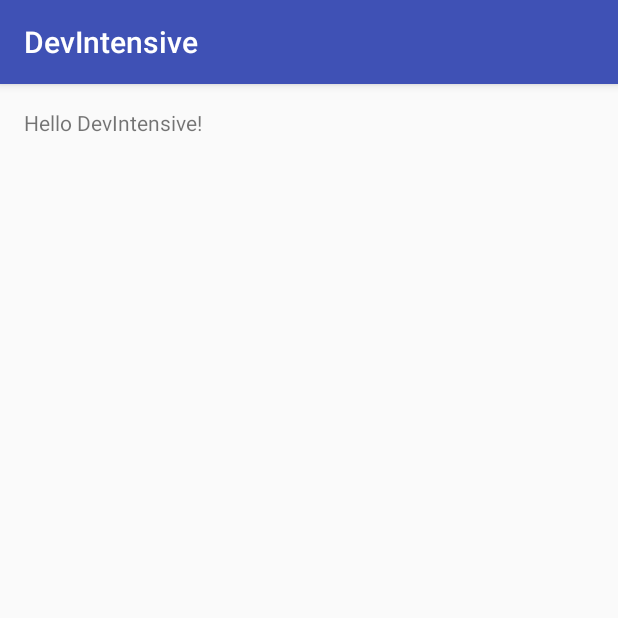
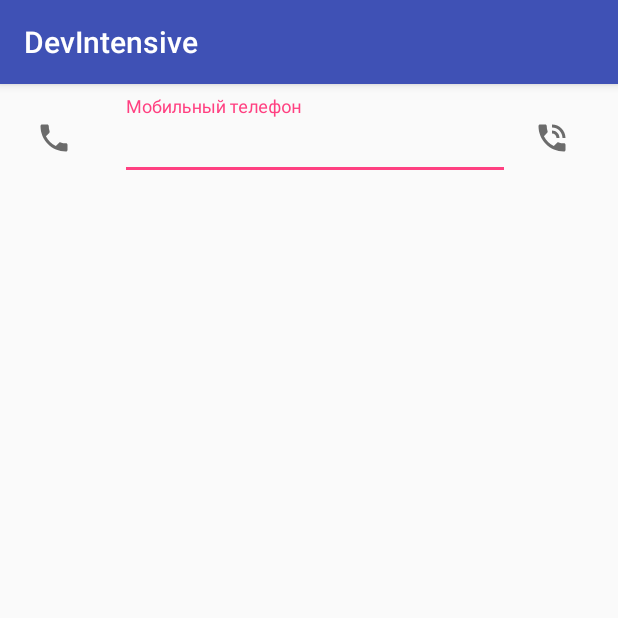
Before and after one commit to mynog/DevIntensive, an Android app: the screen it shows after launch (MainActivity), on a phone screen of 412 x 824 dp, the top half of it. Run offline under Robolectric (Android 15) with nearby library versions, the phone set to English and light mode, and no system bars.

Commit message:
Add icons

```diff
--- a/app/build.gradle
+++ b/app/build.gradle
@@ -30,4 +30,5 @@ dependencies {
     compile fileTree(dir: 'libs', include: ['*.jar'])
     testCompile 'junit:junit:4.12'
     compile 'com.android.support:appcompat-v7:23.4.0'
+    compile 'com.android.support:design:23.4.0'
 }
--- a/app/src/main/java/com/softdesign/devintensive/ui/activities/MainActivity.java
+++ b/app/src/main/java/com/softdesign/devintensive/ui/activities/MainActivity.java
@@ -1,25 +1,38 @@
 package com.softdesign.devintensive.ui.activities;
 
-import android.content.Context;
+import android.graphics.Color;
 import android.net.Uri;
+import android.os.Bundle;
 import android.os.PersistableBundle;
 import android.support.v7.app.AppCompatActivity;
-import android.os.Bundle;
-import android.util.AttributeSet;
 import android.util.Log;
 import android.view.View;
+import android.widget.Button;
+import android.widget.EditText;
 
 import com.softdesign.devintensive.R;
+import com.softdesign.devintensive.utils.ConstantManager;
 
-public class MainActivity extends AppCompatActivity {
+public class MainActivity extends AppCompatActivity implements View.OnClickListener {
 
-    private static final String TAG = "Main Activity";
+    private static final String TAG = ConstantManager.TAG_PREFIX + "Main Activity";
 
     @Override
     protected void onCreate(Bundle savedInstanceState) {
         super.onCreate(savedInstanceState);
         setContentView(R.layout.activity_main);
         Log.d(TAG, "onCreate");
+
+        if (savedInstanceState == null) {
+
+        } else {
+        }
+    }
+
+    @Override
+    public void onSaveInstanceState(Bundle outState) {
+        super.onSaveInstanceState(outState);
+        Log.d(TAG, "onSaveInstanceState");
     }
 
     @Override
@@ -68,29 +81,18 @@ public class MainActivity extends AppCompatActivity {
         Log.d(TAG, "onStart");
     }
 
-    /**
-     * Called after {@link #onStop} when the current activity is being
-     * re-displayed to the user (the user has navigated back to it).  It will
-     * be followed by {@link #onStart} and then {@link #onResume}.
-     * <p/>
-     * <p>For activities that are using raw {@link Cursor} objects (instead of
-     * creating them through
-     * {@link #managedQuery(Uri, String[], String, String[], String)},
-     * this is usually the place
-     * where the cursor should be requeried (because you had deactivated it in
-     * {@link #onStop}.
-     * <p/>
-     * <p><em>Derived classes must call through to the super class's
-     * implementation of this method.  If they do not, an exception will be
-     * thrown.</em></p>
-     *
-     * @see #onStop
-     * @see #onStart
-     * @see #onResume
-     */
     @Override
     protected void onRestart() {
         super.onRestart();
         Log.d(TAG, "onRestart");
     }
+
+    /**
+     * Called when a view has been clicked.
+     *
+     * @param v The view that was clicked.
+     */
+    @Override
+    public void onClick(View v) {
+    }
 }
--- a/app/src/main/java/com/softdesign/devintensive/utils/ConstantManager.java
+++ b/app/src/main/java/com/softdesign/devintensive/utils/ConstantManager.java
@@ -1,5 +1,6 @@
 package com.softdesign.devintensive.utils;
 
 public interface ConstantManager {
-
+    String TAG_PREFIX = "DEV ";
+    String COLOR_MODE_KEY = "COLOR_MODE_KEY";
 }
--- /dev/null
+++ b/app/src/main/res/drawable/ic_call_gray_24dp.xml
@@ -0,0 +1,9 @@
+<vector xmlns:android="http://schemas.android.com/apk/res/android"
+    android:width="24dp"
+    android:height="24dp"
+    android:viewportHeight="24.0"
+    android:viewportWidth="24.0">
+    <path
+        android:fillColor="#6b6b6b"
+        android:pathData="M6.62,10.79c1.44,2.83 3.76,5.14 6.59,6.59l2.2,-2.2c0.27,-0.27 0.67,-0.36 1.02,-0.24 1.12,0.37 2.33,0.57 3.57,0.57 0.55,0 1,0.45 1,1V20c0,0.55 -0.45,1 -1,1 -9.39,0 -17,-7.61 -17,-17 0,-0.55 0.45,-1 1,-1h3.5c0.55,0 1,0.45 1,1 0,1.25 0.2,2.45 0.57,3.57 0.11,0.35 0.03,0.74 -0.25,1.02l-2.2,2.2z" />
+</vector>
--- /dev/null
+++ b/app/src/main/res/drawable/ic_phone_in_talk_gray_24dp.xml
@@ -0,0 +1,9 @@
+<vector xmlns:android="http://schemas.android.com/apk/res/android"
+    android:width="24dp"
+    android:height="24dp"
+    android:viewportHeight="24.0"
+    android:viewportWidth="24.0">
+    <path
+        android:fillColor="#6b6b6b"
+        android:pathData="M20,15.5c-1.25,0 -2.45,-0.2 -3.57,-0.57 -0.35,-0.11 -0.74,-0.03 -1.02,0.24l-2.2,2.2c-2.83,-1.44 -5.15,-3.75 -6.59,-6.59l2.2,-2.21c0.28,-0.26 0.36,-0.65 0.25,-1C8.7,6.45 8.5,5.25 8.5,4c0,-0.55 -0.45,-1 -1,-1L4,3c-0.55,0 -1,0.45 -1,1 0,9.39 7.61,17 17,17 0.55,0 1,-0.45 1,-1v-3.5c0,-0.55 -0.45,-1 -1,-1zM19,12h2c0,-4.97 -4.03,-9 -9,-9v2c3.87,0 7,3.13 7,7zM15,12h2c0,-2.76 -2.24,-5 -5,-5v2c1.66,0 3,1.34 3,3z" />
+</vector>
--- a/app/src/main/res/layout/activity_main.xml
+++ b/app/src/main/res/layout/activity_main.xml
@@ -1,17 +1,53 @@
 <?xml version="1.0" encoding="utf-8"?>
-<RelativeLayout
-    xmlns:android="http://schemas.android.com/apk/res/android"
+<LinearLayout xmlns:android="http://schemas.android.com/apk/res/android"
     xmlns:tools="http://schemas.android.com/tools"
     android:layout_width="match_parent"
-    android:layout_height="match_parent"
-    android:paddingBottom="@dimen/activity_vertical_margin"
-    android:paddingLeft="@dimen/activity_horizontal_margin"
-    android:paddingRight="@dimen/activity_horizontal_margin"
-    android:paddingTop="@dimen/activity_vertical_margin"
-    tools:context="ui.activities.MainActivity">
+    android:layout_height="match_parent">
 
-    <TextView
-        android:layout_width="wrap_content"
-        android:layout_height="wrap_content"
-        android:text="Hello DevIntensive!"/>
-</RelativeLayout>
+    <android.support.v4.widget.NestedScrollView
+        android:layout_width="match_parent"
+        android:layout_height="match_parent">
+
+        <LinearLayout
+            android:layout_width="match_parent"
+            android:layout_height="wrap_content"
+            android:orientation="horizontal">
+
+            <ImageView
+                android:layout_width="@dimen/size_small_24"
+                android:layout_height="@dimen/size_small_24"
+                android:layout_marginLeft="@dimen/size_small_24"
+                android:layout_marginTop="@dimen/size_small_24"
+                android:src="@drawable/ic_call_gray_24dp" />
+
+            <LinearLayout
+                android:layout_width="0dp"
+                android:layout_height="@dimen/size_big_72"
+                android:layout_marginLeft="@dimen/spacing_medium_32"
+                android:layout_marginRight="@dimen/spacing_normal_16"
+                android:layout_weight="1"
+                android:gravity="center_vertical"
+                android:orientation="vertical">
+
+                <android.support.design.widget.TextInputLayout
+                    android:layout_width="match_parent"
+                    android:layout_height="wrap_content">
+
+                    <EditText
+                        android:layout_width="match_parent"
+                        android:layout_height="wrap_content"
+                        android:hint="Мобильный телефон"
+                        android:inputType="phone" />
+                </android.support.design.widget.TextInputLayout>
+            </LinearLayout>
+
+            <ImageView
+                android:layout_width="@dimen/size_small_24"
+                android:layout_height="@dimen/size_small_24"
+                android:layout_marginRight="@dimen/spacing_medium_32"
+                android:layout_marginTop="@dimen/size_small_24"
+                android:src="@drawable/ic_phone_in_talk_gray_24dp" />
+
+        </LinearLayout>
+    </android.support.v4.widget.NestedScrollView>
+</LinearLayout>
--- a/app/src/main/res/values/dimens.xml
+++ b/app/src/main/res/values/dimens.xml
@@ -15,5 +15,6 @@
     <dimen name="spacing_medium_32">32dp</dimen>
     <dimen name="spacing_large_56">56dp</dimen>
     <dimen name="spacing_larger_72">72dp</dimen>
+    <dimen name="size_big_72">72dp</dimen>
 
 </resources>
```
Also changed, not shown: app/src/main/res/drawable/ic_account_circle_gray_24dp.xml (added, +9 -0 lines), app/src/main/res/drawable/ic_github_gray_24dp.xml (added, +9 -0 lines), app/src/main/res/drawable/ic_mail_gray_24dp.xml (added, +9 -0 lines), app/src/main/res/drawable/ic_send_gray_24dp.xml (added, +9 -0 lines), app/src/main/res/drawable/ic_visibility_gray_24dp.xml (added, +9 -0 lines), app/src/main/res/drawable/ic_vk_gray_circle_24dp.xml (added, +9 -0 lines).
